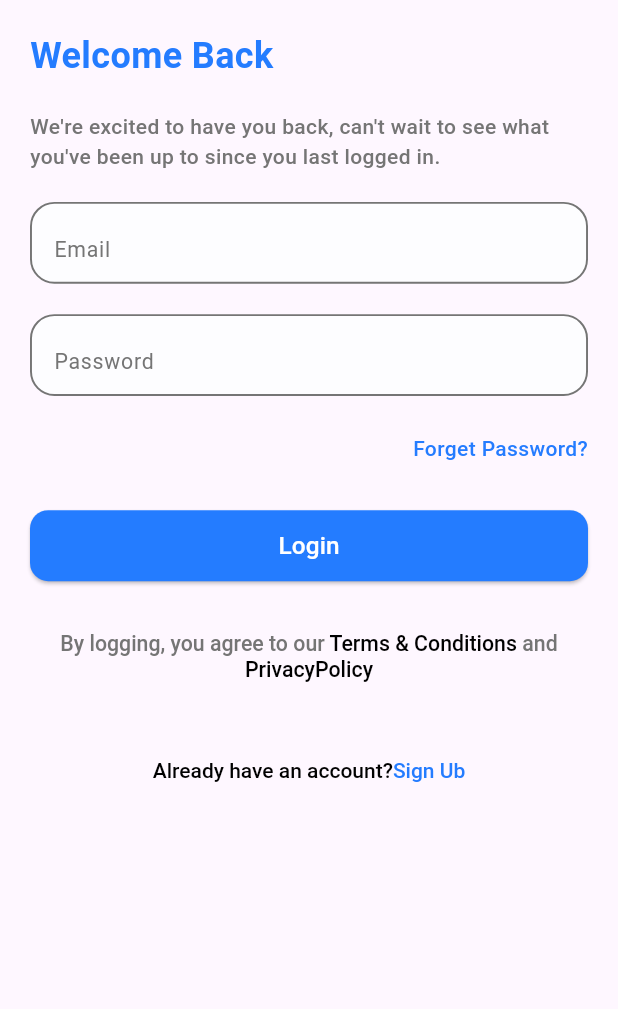
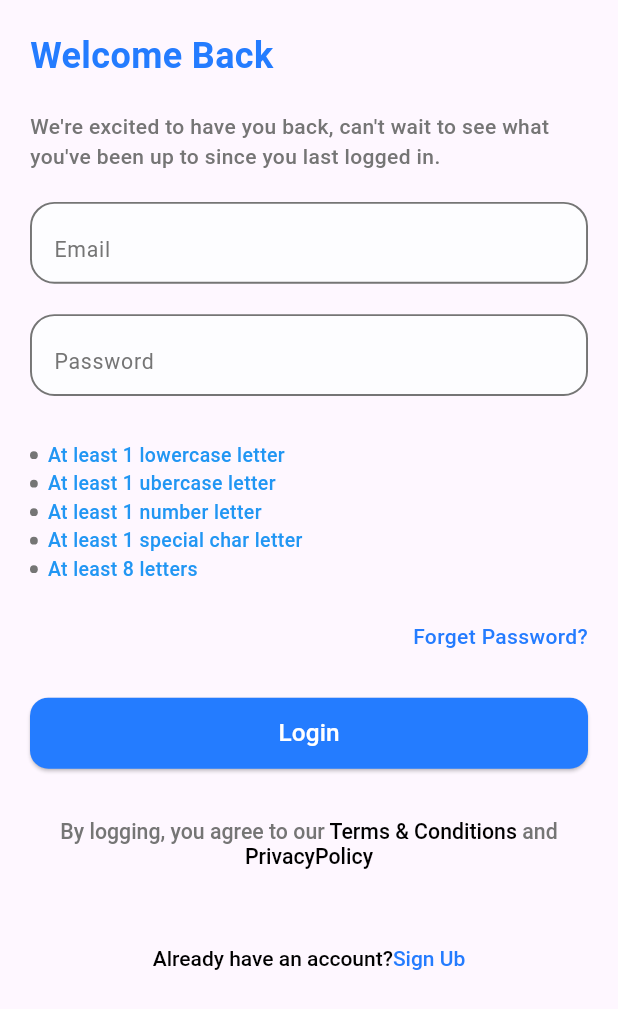
Before and after one commit to MohameD-MahmouD-0-0/doctor_App, a Flutter app: the screen it shows after launch, after a tap on "Get Started", on a phone screen of 412 x 824 dp. Shown: the top 1009 px of the screen. Run offline on Flutter 3.47's test engine with Material 3 defaults, Android fonts, the phone set to English and light mode, and no system bars; our stand-ins replace dartz, flutter_bloc, flutter_screenutil, flutter_svg.

Commit message:
edit email_and_password.dart. add number verf to app_regex. add password_validation.dart. done from login Screen.

```diff
--- a/lib/data/feature/api_constant.dart
+++ b/lib/data/feature/api_constant.dart
@@ -1,4 +1,4 @@
 class ApiConstant{
-  static const String ApiBaseUrl = 'https://vcare.integration25.com/api';
-  static const String LoginUrl = '/auth/login';
+  static const String ApiBaseUrl = 'vcare.integration25.com';
+  static const String LoginUrl = '/api/auth/login';
 }
--- a/lib/doc.dart
+++ b/lib/doc.dart
@@ -1,3 +1,4 @@
+import 'package:doctor/ui/Home_Page/home_screen.dart';
 import 'package:doctor/ui/Login/LoginScreen.dart';
 import 'package:doctor/ui/app_color.dart';
 import 'package:doctor/ui/onbording/onbording_screen.dart';
@@ -20,7 +21,8 @@ class DocApp extends StatelessWidget{
         initialRoute:OnBrdingCreen.routeName ,
         routes: {
           Loginscreen.routeName:(context)=> Loginscreen(),
-          OnBrdingCreen.routeName:(context)=> OnBrdingCreen()
+          OnBrdingCreen.routeName:(context)=> OnBrdingCreen(),
+          HomeScreen.routeName:(context)=> HomeScreen(),
         },
       ),
     );
--- a/lib/ui/Login/LoginScreen.dart
+++ b/lib/ui/Login/LoginScreen.dart
@@ -1,11 +1,14 @@
+import 'package:doctor/ui/Home_Page/home_screen.dart';
+import 'package:doctor/ui/Login/cuibt/Login_state.dart';
 import 'package:doctor/ui/Login/cuibt/login_view_model.dart';
+import 'package:doctor/ui/Login/email_and_password.dart';
 import 'package:doctor/ui/Login/terms_and_conditins_text.dart';
 import 'package:doctor/ui/app_color.dart';
 import 'package:flutter/material.dart';
+import 'package:flutter_bloc/flutter_bloc.dart';
 import 'package:flutter_screenutil/flutter_screenutil.dart';
 import '../di.dart';
 import 'already_have_an_account.dart';
-import 'custom_text_form_filed.dart';
 
 class Loginscreen extends StatefulWidget {
   static const String routeName = 'LoginScreen';
@@ -17,18 +20,30 @@ class Loginscreen extends StatefulWidget {
 }
 
 class _LoginscreenState extends State<Loginscreen> {
+   LoginViewModel viewModel =LoginViewModel(autheReposatioryContract: injectReposatiortContract());
+
   @override
   Widget build(BuildContext context) {
-    LoginViewModel viewModel = LoginViewModel(
-      autheReposatioryContract: injectReposatiortContract(),
-    );
-
     return Scaffold(
       body: SafeArea(
         child: SingleChildScrollView(
           child: Padding(
             padding: const EdgeInsets.symmetric(horizontal: 20, vertical: 20),
-            child: Column(
+            child: BlocProvider(
+              create: (context) => viewModel,
+              child: BlocConsumer<LoginViewModel, LoginState>(
+                listener: (context, state) {
+                  if (state is LoginSuccessState) {
+                    Navigator.of(context).pushReplacementNamed(HomeScreen.routeName);
+                  }
+                  if (state is LoginErrorState) {
+                    ScaffoldMessenger.of(context).showSnackBar(
+                      SnackBar(content: Text(state.errorMessage)),
+                    );
+                  }
+                },
+                builder: (context, state) {
+                  return Column(
                     crossAxisAlignment: CrossAxisAlignment.start,
                     children: [
                       Text(
@@ -53,29 +68,7 @@ class _LoginscreenState extends State<Loginscreen> {
                         key: viewModel.formKey,
                         child: Column(
                           children: [
-                      CustomTextFormFiled(
-                        controller: viewModel.EmailController,
-                        hintText: 'Email',
-                        SuffixIcon: Icon(Icons.email),
-                      ),
-                      SizedBox(height: 20.h),
-                      CustomTextFormFiled(
-                        controller: viewModel.PasswordController,
-                        hintText: 'Password',
-                        SuffixIcon: GestureDetector(
-                          onTap: () {
-                            setState(() {
-                              viewModel.isObsucred = viewModel.isObsucred;
-                            });
-                          },
-                          child: Icon(
-                            viewModel.isObsucred
-                                ? Icons.visibility_off
-                                : Icons.visibility,
-                          ),
-                        ),
-                        isObsucre: viewModel.isObsucred,
-                      ),
+                            EmailAndPassword(),
                             SizedBox(height: 25.h),
                             Align(
                               alignment: AlignmentDirectional.topEnd,
@@ -96,7 +89,7 @@ class _LoginscreenState extends State<Loginscreen> {
                         width: double.infinity,
                         child: ElevatedButton(
                           onPressed: () {
-                      Navigator.of(context).pushNamed(Loginscreen.routeName);
+                            viewModel.login();
                           },
                           style: ElevatedButton.styleFrom(
                             backgroundColor: AppColor.mainblue,
@@ -109,7 +102,9 @@ class _LoginscreenState extends State<Loginscreen> {
                               borderRadius: BorderRadius.circular(12.r),
                             ),
                           ),
-                    child: Text('Login', style: TextStyle(fontSize: 16.sp)),
+                          child: state is LoginLoadingState
+                              ? CircularProgressIndicator(color: Colors.white)
+                              : Text('Login', style: TextStyle(fontSize: 16.sp)),
                         ),
                       ),
                       SizedBox(height: 30.h),
@@ -117,6 +112,9 @@ class _LoginscreenState extends State<Loginscreen> {
                       SizedBox(height: 50.h),
                       AlreadyHaveAccount(),
                     ],
+                  );
+                },
+              ),
             ),
           ),
         ),
--- /dev/null
+++ b/lib/ui/Login/app_regex.dart
@@ -0,0 +1,35 @@
+class AppRegex {
+  static bool isEmailValid(String email) {
+    return RegExp(r'^[\w-\.]+@([a-zA-Z]+\.){1,}[a-zA-Z]+$').hasMatch(email);
+  }
+
+  // static bool isPasswordValid(String password) {
+  //   return RegExp(
+  //       r"^(?=.*[a-z])(?=.*[A-Z])(?=.*\d)(?=.*[@$!%*?&])[A-Za-z\d@$!%*?&]{8,}$"
+  //   ).hasMatch(password);
+  // }
+
+  static bool isPhoneNumberValid(String phoneNumber) {
+    return RegExp(r'^(010,011,012,015)[0-9]{8}$').hasMatch(phoneNumber);
+  }
+
+  static bool hasLowerCase(String password) {
+    return RegExp(r'^(?=.*[a-z])').hasMatch(password);
+  }
+
+  static bool hasUpperCase(String password) {
+    return RegExp(r'^(?=.*[A-Z])').hasMatch(password);
+  }
+
+  static bool hasNumber(String password) {
+    return RegExp(r'^(?=.*[0-9])').hasMatch(password);
+  }
+
+  static bool hasSpecialCharacter(String password) {
+    return RegExp(r'^(?=.*[!@#$%^&*(),.?":{}|<>])').hasMatch(password);
+  }
+
+  static bool hasMinLength(String password) {
+    return RegExp(r'^.{8,}$').hasMatch(password);
+  }
+}
--- a/lib/ui/Login/cuibt/login_view_model.dart
+++ b/lib/ui/Login/cuibt/login_view_model.dart
@@ -1,4 +1,3 @@
-import 'package:doctor/ui/Login/authe_datasource_imp.dart';
 import 'package:doctor/ui/Login/cuibt/Login_state.dart';
 import 'package:flutter/cupertino.dart';
 import 'package:flutter_bloc/flutter_bloc.dart';
@@ -12,10 +11,10 @@ class LoginViewModel extends Cubit<LoginState> {
   bool isObsucred = true;
   TextEditingController EmailController = TextEditingController();
   TextEditingController PasswordController = TextEditingController();
-  void login(String Email,String Password) async {
+  void login() async {
     if (formKey.currentState!.validate()) {
       emit(LoginLoadingState());
-      var either = await autheReposatioryContract.login(Email, Password);
+      var either = await autheReposatioryContract.login(EmailController.text, PasswordController.text);
       either.fold((l){
         emit(LoginErrorState(errorMessage: l.errorMessage));
       }, (response){
--- a/lib/ui/Login/custom_text_form_filed.dart
+++ b/lib/ui/Login/custom_text_form_filed.dart
@@ -1,6 +1,5 @@
 import 'package:flutter/material.dart';
 import 'package:flutter_screenutil/flutter_screenutil.dart';
-
 import '../app_color.dart';
 
 class CustomTextFormFiled extends StatelessWidget {
@@ -8,12 +7,15 @@ class CustomTextFormFiled extends StatelessWidget {
   Widget? SuffixIcon;
   bool ?isObsucre;
   TextEditingController controller;
+   Function(String) ?validate ;
+   Function(String) ?onChanged;
 
-  CustomTextFormFiled({required this.hintText, this.SuffixIcon,this.isObsucre,required this.controller});
+  CustomTextFormFiled({required this.hintText, this.SuffixIcon,this.isObsucre,required this.controller,required this.validate, this.onChanged});
 
   @override
   Widget build(BuildContext context) {
     return TextFormField(
+      onChanged: onChanged,
       controller: controller,
       decoration: InputDecoration(
         filled: true,
@@ -27,6 +29,12 @@ class CustomTextFormFiled extends StatelessWidget {
           borderRadius: BorderRadius.circular(16.h),
           borderSide: BorderSide(color: AppColor.mainblue, width: 1.3),
         ),
+        errorBorder:  OutlineInputBorder(
+          borderRadius: BorderRadius.circular(16.h),
+          borderSide: BorderSide(color: Colors.red, width: 1.3),),
+        focusedErrorBorder:  OutlineInputBorder(
+          borderRadius: BorderRadius.circular(16.h),
+          borderSide: BorderSide(color: Colors.red, width: 1.3),),
         hintText: hintText,
         hintStyle: TextStyle(
           color: AppColor.grey,
@@ -36,6 +44,9 @@ class CustomTextFormFiled extends StatelessWidget {
         suffix: SuffixIcon,
       ),
       obscureText: isObsucre?? false ,
+      validator: (value){
+        return validate!(value!);
+      },
     );
   }
 }
--- /dev/null
+++ b/lib/ui/Login/email_and_password.dart
@@ -0,0 +1,97 @@
+import 'package:doctor/ui/Login/cuibt/login_view_model.dart';
+import 'package:doctor/ui/Login/password_validation.dart';
+import 'package:doctor/ui/di.dart';
+import 'package:flutter/material.dart';
+import 'package:flutter_bloc/flutter_bloc.dart';
+import 'package:flutter_screenutil/flutter_screenutil.dart';
+import 'app_regex.dart';
+import 'custom_text_form_filed.dart';
+
+class EmailAndPassword extends StatefulWidget {
+  @override
+  State<EmailAndPassword> createState() => _EmailAndPasswordState();
+}
+
+class _EmailAndPasswordState extends State<EmailAndPassword> {
+
+ late LoginViewModel viewModel ;
+  @override
+  void didChangeDependencies() {
+    super.didChangeDependencies();
+    viewModel = BlocProvider.of<LoginViewModel>(context); // الحصول على ViewModel من Provider
+    checkPasswordController(viewModel.PasswordController.text);
+  }
+
+  // late TextEditingController tempPassword ;
+  bool hasLowerCased = false;
+  bool hasUpperCased = false;
+  bool hasNumber = false;
+  bool hasSpecialChar = false;
+  bool hasMinLength = false;
+
+
+  void checkPasswordController(String value) {
+
+    hasLowerCased = AppRegex.hasLowerCase(
+      viewModel.PasswordController.text,
+    );
+    hasUpperCased = AppRegex.hasUpperCase(
+      viewModel.PasswordController.text,
+    );
+    hasNumber = AppRegex.hasNumber(viewModel.PasswordController.text);
+    hasSpecialChar = AppRegex.hasSpecialCharacter(
+      viewModel.PasswordController.text,
+    );
+    hasMinLength = AppRegex.hasMinLength(viewModel.PasswordController.text);
+    setState(() {
+    });
+  }
+
+  Widget build(BuildContext context) {
+    return Column(
+      children: [
+        CustomTextFormFiled(
+          controller: viewModel.EmailController,
+          hintText: 'Email',
+          SuffixIcon: Icon(Icons.email),
+          validate: (value) {
+            if (value.isEmpty|| !AppRegex.isEmailValid(value)) {
+              return "Please enter a valid email";
+            }
+          },
+        ),
+        SizedBox(height: 20.h),
+        CustomTextFormFiled(
+          onChanged: checkPasswordController,
+          controller: viewModel.PasswordController,
+          hintText: 'Password',
+          SuffixIcon: GestureDetector(
+            onTap: () {
+              setState(() {
+                viewModel.isObsucred =! viewModel.isObsucred;
+              });
+            },
+            child: Icon(
+              viewModel.isObsucred ? Icons.visibility_off : Icons.visibility,
+            ),
+          ),
+          isObsucre: viewModel.isObsucred,
+          validate: (value) {
+            if (value.isEmpty) {
+              return "Please enter a valid Password";
+            }
+          },
+        ),
+        SizedBox(height:30 ,),
+        PasswordValidation(
+          hasLowerCased: hasLowerCased,
+          hasMinLength: hasMinLength,
+          hasNumber: hasNumber,
+          hasSpecialChar: hasSpecialChar,
+          hasUpperCased: hasUpperCased,
+        ),
+      ],
+    );
+  }
+
+}
--- /dev/null
+++ b/lib/ui/Login/password_validation.dart
@@ -0,0 +1,47 @@
+import 'package:doctor/ui/app_color.dart';
+import 'package:flutter/material.dart';
+import 'package:flutter_screenutil/flutter_screenutil.dart';
+
+class PasswordValidation extends StatelessWidget {
+  bool hasLowerCased;
+  bool hasUpperCased;
+  bool hasNumber;
+  bool hasSpecialChar;
+  bool hasMinLength;
+
+  PasswordValidation(
+      {required this.hasLowerCased, required this.hasUpperCased, required this.hasNumber,
+        required this.hasSpecialChar, required this.hasMinLength});
+
+  @override
+  Widget build(BuildContext context) {
+    return Column(children: [
+      bulidValidateRow('At least 1 lowercase letter', hasLowerCased),
+      bulidValidateRow('At least 1 ubercase letter', hasUpperCased),
+      bulidValidateRow('At least 1 number letter', hasNumber),
+      bulidValidateRow('At least 1 special char letter', hasSpecialChar),
+      bulidValidateRow('At least 8 letters', hasMinLength),
+
+    ]);
+  }
+
+  Widget bulidValidateRow(String text, bool hasValidated) {
+    return Row(
+      children: [
+        CircleAvatar(radius: 2.6, backgroundColor: AppColor.grey),
+        SizedBox(width: 6.w),
+        Text(
+          text,
+          style: TextStyle(
+            fontSize: 13,
+            fontWeight: FontWeight.w500,
+            decoration: hasValidated ? TextDecoration.lineThrough : null,
+            decorationThickness: 2,
+            decorationColor: Colors.green,
+            color: hasValidated ? Colors.grey : Colors.blue,
+          ),
+        ),
+      ],
+    );
+  }
+}
```
Also changed, not shown: lib/data/feature/api_manager.dart (+13 -12 lines), lib/ui/Home_Page/home_screen.dart (added, +11 -0 lines), lib/ui/Login/login_repo.dart (+26 -26 lines), lib/ui/onbording/doctor_image_and _text.dart (line endings or trailing spaces), 1 other file. Lines whose indentation alone changed are shown as unchanged.
